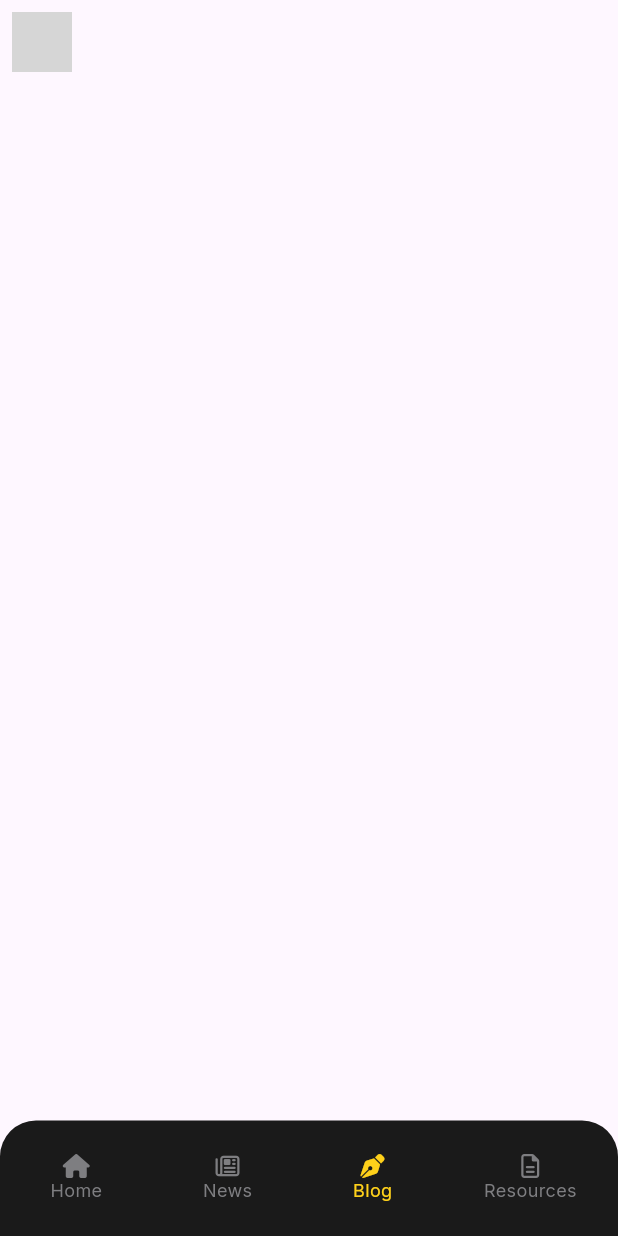
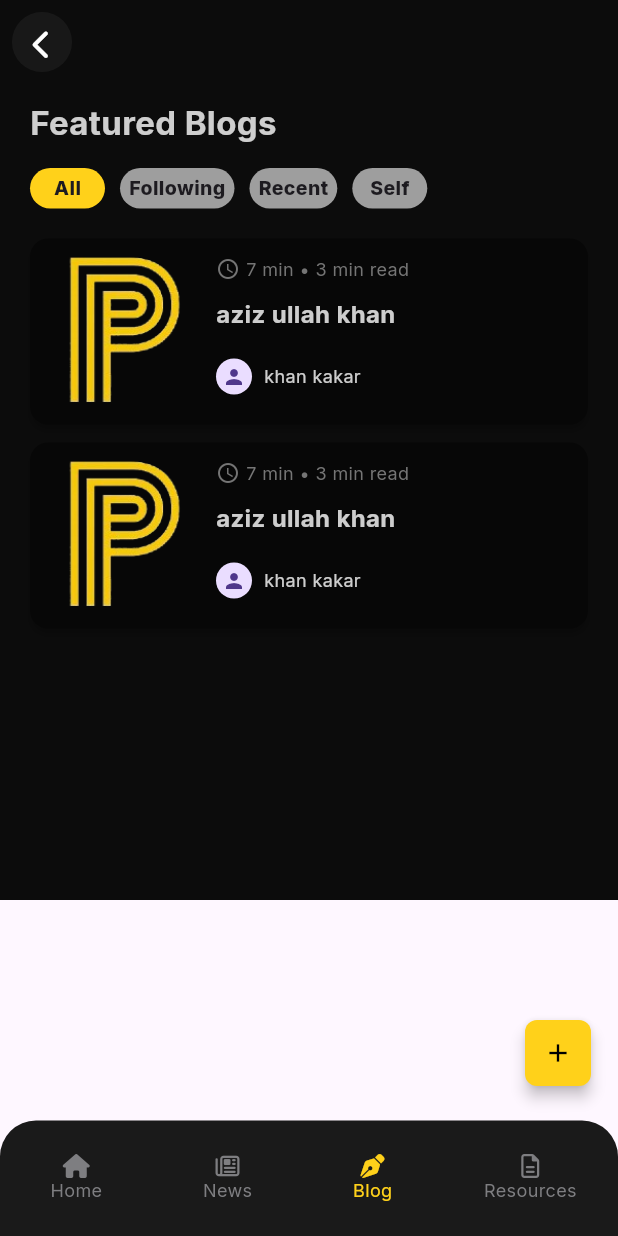
Before and after one commit to Azizkhan22/ParityPoint-MobileApp, a Flutter app: the HomePage screen opened by its route, scrolled down 528 dp, after a tap on "Blog", on a phone screen of 412 x 824 dp. Run offline on Flutter 3.47's test engine with Material 3 defaults, Android fonts, the phone set to English and light mode, and no system bars; our stand-ins replace connectivity_plus, flutter_dotenv, flutter_spinkit, font_awesome_flutter, get_it, google_fonts and 2 more; accounts and stored records are empty; network calls fail; grey boxes are pictures that could not be loaded.

Commit message:
feat: create blog page and create blog dialogue

```diff
--- /dev/null
+++ b/frontend/lib/blog_page.dart
@@ -0,0 +1,398 @@
+import 'package:flutter/material.dart';
+import 'package:font_awesome_flutter/font_awesome_flutter.dart';
+import 'package:frontend/custom/bottomNavigationBar.dart';
+import 'package:frontend/service_locator.dart';
+import 'package:frontend/user_state.dart';
+import 'package:provider/provider.dart';
+import 'custom/blog_snippet.dart';
+
+class BlogPage extends StatefulWidget {
+  const BlogPage({super.key});
+  @override
+  _BlogPageState createState() => _BlogPageState();
+}
+
+class _BlogPageState extends State<BlogPage> {
+  final appState = getIt<AppState>();
+
+  int index = 0;
+
+  Color color(int idx) {
+    return (index == idx) ? Color.fromRGBO(255, 209, 26, 1) : Colors.grey;
+  }
+
+  void _showCreatePostDialog() {
+    final titleController = TextEditingController();
+    final contentController = TextEditingController();
+    final String userId =
+        Provider.of<UserState>(context, listen: false).user?.id ?? 'default';
+
+    showModalBottomSheet(
+      context: context,
+      isScrollControlled: true, // Makes bottom sheet full screen
+      backgroundColor: Colors.transparent,
+      builder:
+          (context) => Container(
+            height:
+                MediaQuery.of(context).size.height *
+                0.85, // 85% of screen height
+            decoration: BoxDecoration(
+              color: Color.fromRGBO(18, 18, 18, 1),
+              borderRadius: BorderRadius.vertical(top: Radius.circular(20)),
+            ),
+            padding: EdgeInsets.only(
+              bottom: MediaQuery.of(context).viewInsets.bottom,
+              left: 20,
+              right: 20,
+              top: 20,
+            ),
+            child: Column(
+              mainAxisSize: MainAxisSize.min,
+              children: [
+                // Drag handle
+                Container(
+                  width: 40,
+                  height: 4,
+                  margin: EdgeInsets.only(bottom: 20),
+                  decoration: BoxDecoration(
+                    color: Colors.grey[600],
+                    borderRadius: BorderRadius.circular(2),
+                  ),
+                ),
+                Text(
+                  'Create New Post',
+                  style: TextStyle(
+                    color: Color.fromRGBO(255, 255, 255, 0.8),
+                    fontSize: 20,
+                    fontWeight: FontWeight.bold,
+                  ),
+                ),
+                SizedBox(height: 20),
+                Expanded(
+                  child: SingleChildScrollView(
+                    child: Column(
+                      children: [
+                        TextField(
+                          controller: titleController,
+                          style: TextStyle(color: Colors.white),
+                          decoration: InputDecoration(
+                            hintText: 'Title',
+                            hintStyle: TextStyle(color: Colors.grey),
+                            enabledBorder: UnderlineInputBorder(
+                              borderSide: BorderSide(color: Colors.grey),
+                            ),
+                            focusedBorder: UnderlineInputBorder(
+                              borderSide: BorderSide(
+                                color: Color.fromRGBO(255, 209, 26, 1),
+                              ),
+                            ),
+                          ),
+                        ),
+                        SizedBox(height: 16),
+                        Container(
+                          height: 200, // Fixed height
+                          // or use constraints for min/max height
+                          constraints: BoxConstraints(
+                            minHeight: 200,
+                            maxHeight: 300,
+                          ),
+                          child: TextField(
+                            controller: contentController,
+                            style: TextStyle(color: Colors.white),
+                            maxLines: null, // Allows unlimited lines
+                            expands:
+                                true, // Makes the TextField expand to fill its parent
+                            textAlignVertical:
+                                TextAlignVertical.top, // Aligns text to top
+                            decoration: InputDecoration(
+                              hintText: 'Write your post...',
+                              hintStyle: TextStyle(color: Colors.grey),
+                              contentPadding: EdgeInsets.all(
+                                16,
+                              ), // Add padding inside the field
+                              enabledBorder: OutlineInputBorder(
+                                borderSide: BorderSide(color: Colors.grey),
+                                borderRadius: BorderRadius.circular(8),
+                              ),
+                              focusedBorder: OutlineInputBorder(
+                                borderSide: BorderSide(
+                                  color: Color.fromRGBO(255, 209, 26, 1),
+                                ),
+                                borderRadius: BorderRadius.circular(8),
+                              ),
+                            ),
+                          ),
+                        ),
+                      ],
+                    ),
+                  ),
+                ),
+                SafeArea(
+                  child: Padding(
+                    padding: const EdgeInsets.symmetric(vertical: 16),
+                    child: Row(
+                      mainAxisAlignment: MainAxisAlignment.end,
+                      children: [
+                        TextButton(
+                          onPressed: () => Navigator.pop(context),
+                          child: Text(
+                            'Cancel',
+                            style: TextStyle(color: Colors.grey),
+                          ),
+                        ),
+                        SizedBox(width: 8),
+                        ElevatedButton(
+                          onPressed: () {
+                            if (titleController.text.isNotEmpty &&
+                                contentController.text.isNotEmpty) {
+                              // Add your post creation logic here
+                              Navigator.pop(context);
+                            }
+                          },
+                          style: ElevatedButton.styleFrom(
+                            backgroundColor: Color.fromRGBO(255, 209, 26, 1),
+                          ),
+                          child: Text(
+                            'Post',
+                            style: TextStyle(
+                              color: Colors.black,
+                              fontWeight: FontWeight.w600,
+                            ),
+                          ),
+                        ),
+                      ],
+                    ),
+                  ),
+                ),
+              ],
+            ),
+          ),
+    );
+  }
+
+  @override
+  void dispose() {
+    // Add any controllers you need to dispose
+    super.dispose();
+  }
+
+  @override
+  Widget build(BuildContext context) {
+    return Stack(
+      children: [
+        Positioned(
+          top: 0,
+          left: 0,
+          right: 0,
+          child: Container(
+            constraints: BoxConstraints(minHeight: 600),
+            width: double.infinity,
+            padding: EdgeInsets.only(bottom: 80),
+            color: Color.fromRGBO(12, 12, 12, 1),
+          ),
+        ),
+
+        CustomScrollView(
+          slivers: [
+            SliverAppBar(
+              pinned: true,
+              elevation: 0,
+              backgroundColor: Colors.transparent,
+              leading: Padding(
+                padding: const EdgeInsets.all(8),
+                child: Container(
+                  padding: EdgeInsets.all(3),
+                  decoration: BoxDecoration(
+                    borderRadius: BorderRadius.circular(30),
+                    color: Color.fromRGBO(43, 43, 43, 0.4),
+                  ),
+                  child: IconButton(
+                    onPressed: () => appState.setBottomBarIndex(0),
+                    icon: Icon(
+                      FontAwesomeIcons.chevronLeft,
+                      size: 20,
+                      color: Colors.white,
+                    ),
+                  ),
+                ),
+              ),
+            ),
+
+            SliverToBoxAdapter(
+              child: Container(
+                decoration: BoxDecoration(color: Color.fromRGBO(12, 12, 12, 1)),
+                padding: EdgeInsets.only(
+                  top: 10,
+                  bottom: 80,
+                  left: 20,
+                  right: 20,
+                ),
+                child: Column(
+                  crossAxisAlignment: CrossAxisAlignment.start,
+                  children: [
+                    Text(
+                      'Featured Blogs',
+                      textAlign: TextAlign.start,
+                      style: TextStyle(
+                        color: Color.fromRGBO(255, 255, 255, 0.8),
+                        fontSize: 22,
+                        fontWeight: FontWeight.bold,
+                      ),
+                    ),
+                    SizedBox(height: 15),
+                    SingleChildScrollView(
+                      scrollDirection: Axis.horizontal,
+                      child: Row(
+                        children: [
+                          GestureDetector(
+                            onTap:
+                                () => setState(() {
+                                  index = 0;
+                                }),
+                            child: Container(
+                              constraints: BoxConstraints(minWidth: 50),
+                              padding: EdgeInsets.all(4),
+                              decoration: BoxDecoration(
+                                color: color(0),
+                                borderRadius: BorderRadius.all(
+                                  Radius.circular(20),
+                                ),
+                              ),
+                              child: Text(
+                                'All',
+                                textAlign: TextAlign.center,
+                                style: TextStyle(
+                                  fontSize: 13,
+                                  fontWeight: FontWeight.w800,
+                                ),
+                              ),
+                            ),
+                          ),
+                          SizedBox(width: 10),
+                          GestureDetector(
+                            onTap:
+                                () => setState(() {
+                                  index = 1;
+                                }),
+                            child: Container(
+                              constraints: BoxConstraints(minWidth: 50),
+                              padding: EdgeInsets.symmetric(
+                                vertical: 4,
+                                horizontal: 6,
+                              ),
+                              decoration: BoxDecoration(
+                                color: color(1),
+                                borderRadius: BorderRadius.all(
+                                  Radius.circular(20),
+                                ),
+                              ),
+                              child: Text(
+                                'Following',
+                                textAlign: TextAlign.center,
+                                style: TextStyle(
+                                  fontSize: 13,
+                                  fontWeight: FontWeight.w800,
+                                ),
+                              ),
+                            ),
+                          ),
+                          SizedBox(width: 10),
+                          GestureDetector(
+                            onTap:
+                                () => setState(() {
+                                  index = 2;
+                                }),
+                            child: Container(
+                              constraints: BoxConstraints(minWidth: 50),
+                              padding: EdgeInsets.symmetric(
+                                vertical: 4,
+                                horizontal: 6,
+                              ),
+                              decoration: BoxDecoration(
+                                color: color(2),
+                                borderRadius: BorderRadius.all(
+                                  Radius.circular(20),
+                                ),
+                              ),
+                              child: Text(
+                                'Recent',
+                                textAlign: TextAlign.center,
+                                style: TextStyle(
+                                  fontSize: 13,
+                                  fontWeight: FontWeight.w800,
+                                ),
+                              ),
+                            ),
+                          ),
+                          SizedBox(width: 10),
+                          GestureDetector(
+                            onTap:
+                                () => setState(() {
+                                  index = 3;
+                                }),
+                            child: Container(
+                              constraints: BoxConstraints(minWidth: 50),
+                              padding: EdgeInsets.symmetric(
+                                vertical: 4,
+                                horizontal: 6,
+                              ),
+                              decoration: BoxDecoration(
+                                color: color(3),
+                                borderRadius: BorderRadius.all(
+                                  Radius.circular(20),
+                                ),
+                              ),
+                              child: Text(
+                                'Self',
+                                textAlign: TextAlign.center,
+                                style: TextStyle(
+                                  fontSize: 13,
+                                  fontWeight: FontWeight.w800,
+                                ),
+                              ),
+                            ),
+                          ),
+                        ],
+                      ),
+                    ),
+                    SizedBox(height: 20),
+                    BlogSnippet(
+                      timeAgo: '7 min',
+                      readTime: '3 min',
+                      title: 'aziz ullah khan',
+                      authorName: 'khan kakar',
+                    ),
+                    BlogSnippet(
+                      timeAgo: '7 min',
+                      readTime: '3 min',
+                      title: 'aziz ullah khan',
+                      authorName: 'khan kakar',
+                    ),
+                  ],
+                ),
+              ),
+            ),
+          ],
+        ),
+        Positioned(
+          bottom: 100,
+          right: 18,
+          child: Material(
+            // Wrap with Material for proper touch handling
+            elevation: 4, // Add some elevation
+            color: Color.fromRGBO(255, 209, 26, 1),
+            borderRadius: BorderRadius.circular(8),
+            child: InkWell(
+              // Use InkWell instead of GestureDetector
+              onTap: _showCreatePostDialog, // Direct call to dialog method
+              child: Container(
+                padding: EdgeInsets.all(12),
+                child: Icon(Icons.add, color: Colors.black, size: 20),
+              ),
+            ),
+          ),
+        ),
+      ],
+    );
+  }
+}
--- a/frontend/lib/custom/blogCard.dart
+++ b/frontend/lib/custom/blogCard.dart
@@ -46,7 +46,7 @@ class NewsCard extends StatelessWidget {
                         'assets/images/profilepic.jpg',
                       ),
                     ),
-                    SizedBox(width: 10,),
+                    SizedBox(width: 10),
                     Text(
                       "William Ashford . 5 min read ",
                       textAlign: TextAlign.start,
--- /dev/null
+++ b/frontend/lib/custom/blog_snippet.dart
@@ -0,0 +1,105 @@
+import 'package:flutter/material.dart';
+
+class BlogSnippet extends StatelessWidget {
+  final String timeAgo;
+  final String readTime;
+  final String title;
+  final String authorName;
+  final String? authorImageUrl;
+  final bool isSaved;
+
+  const BlogSnippet({
+    Key? key,
+    required this.timeAgo,
+    required this.readTime,
+    required this.title,
+    required this.authorName,
+    this.authorImageUrl,
+    this.isSaved = false,
+  }) : super(key: key);
+
+  @override
+  Widget build(BuildContext context) {
+    return Card(
+      elevation: 2,
+      color: Color.fromRGBO(7, 7, 7, 1),
+      shadowColor: Colors.black,
+      margin: EdgeInsets.only(bottom: 12),
+      child: Container(
+        padding: const EdgeInsets.all(12),
+        child: Row(
+          crossAxisAlignment: CrossAxisAlignment.start,
+          children: [
+            Container(
+              width: 100,
+              height: 100,
+              decoration: BoxDecoration(
+                borderRadius: BorderRadius.circular(8),
+                image: const DecorationImage(
+                  image: AssetImage('assets/images/logo.png'),
+                  fit: BoxFit.cover,
+                ),
+              ),
+            ),
+            const SizedBox(width: 12),
+            Expanded(
+              flex: 3,
+              child: Column(
+                crossAxisAlignment: CrossAxisAlignment.start,
+                children: [
+                  Row(
+                    children: [
+                      Icon(
+                        Icons.access_time,
+                        size: 16,
+                        color: Colors.grey[600],
+                      ),
+                      const SizedBox(width: 4),
+                      Text(
+                        '$timeAgo • $readTime read',
+                        style: TextStyle(color: Colors.grey[600], fontSize: 12),
+                      ),
+                    ],
+                  ),
+                  const SizedBox(height: 10),
+                  Text(
+                    title,
+                    style: const TextStyle(
+                      color: Color.fromRGBO(255, 255, 255, 0.8),
+                      fontSize: 16,
+                      fontWeight: FontWeight.bold,
+                    ),
+                  ),
+                  const SizedBox(height: 18),
+                  Row(
+                    children: [
+                      CircleAvatar(
+                        radius: 12,
+                        backgroundImage:
+                            authorImageUrl != null
+                                ? NetworkImage(authorImageUrl!)
+                                : null,
+                        child:
+                            authorImageUrl == null
+                                ? const Icon(Icons.person, size: 16)
+                                : null,
+                      ),
+                      const SizedBox(width: 8),
+                      Text(
+                        authorName,
+                        style: const TextStyle(
+                          fontSize: 12,
+                          color: Color.fromRGBO(255, 255, 255, 0.8),
+                        ),
+                      ),
+                    ],
+                  ),
+                ],
+              ),
+            ),
+          ],
+        ),
+      ),
+    );
+  }
+}
--- a/frontend/lib/homepage.dart
+++ b/frontend/lib/homepage.dart
@@ -6,6 +6,7 @@ import 'custom/newsSection.dart';
 import 'custom/blogSection.dart';
 import 'custom/resourceSection.dart';
 import './newspage.dart';
+import 'blog_page.dart';
 import 'package:provider/provider.dart';
 import 'user_state.dart';
 
@@ -19,7 +20,7 @@ class HomePage extends StatefulWidget {
 class _HomePageState extends State<HomePage> {
   final appState = getIt<AppState>();
 
-  final List<Widget> _screens = [HomeContent(), NewsPage()];
+  final List<Widget> _screens = [HomeContent(), NewsPage(), BlogPage()];
 
   @override
   Widget build(BuildContext context) {
--- a/frontend/lib/login.dart
+++ b/frontend/lib/login.dart
@@ -115,6 +115,7 @@ class _LoginPageState extends State<LoginPage> {
         print(userdata);
         Provider.of<UserState>(context, listen: false).setUser(
           User(
+            id: userdata['_id'],
             name: userdata['name'],
             email: userdata['email'],
             imageURL: userdata['image'],
@@ -123,7 +124,6 @@ class _LoginPageState extends State<LoginPage> {
           ),
         );
         Navigator.pushReplacementNamed(context, '/home');
-        print(token);
       } else {
         throw Exception('Login failed');
       }
--- a/frontend/lib/user_state.dart
+++ b/frontend/lib/user_state.dart
@@ -2,12 +2,14 @@ import 'package:flutter/foundation.dart';
 
 class User {
   final String name;
+  final String id;
   final String email;
   String imageURL;
   List<dynamic> followers;
   List<dynamic> following;
 
   User({
+    required this.id,
     required this.name,
     required this.email,
     required this.imageURL,
@@ -30,6 +32,7 @@ class UserState with ChangeNotifier {
 
   void updateImage(String url) {
     _user?.imageURL = url;
+    notifyListeners();
   }
 
   void clearUser() {
```
Also changed, not shown: frontend/lib/custom/bottomNavigationBar.dart (+2 -6 lines), frontend/lib/user_page.dart (+45 -18 lines), frontend/assets/images/Screenshot From 2025-05-22 22-16-30.png (added), frontend/assets/images/pda_balanced_parentheses.png (added), 5 other files.
